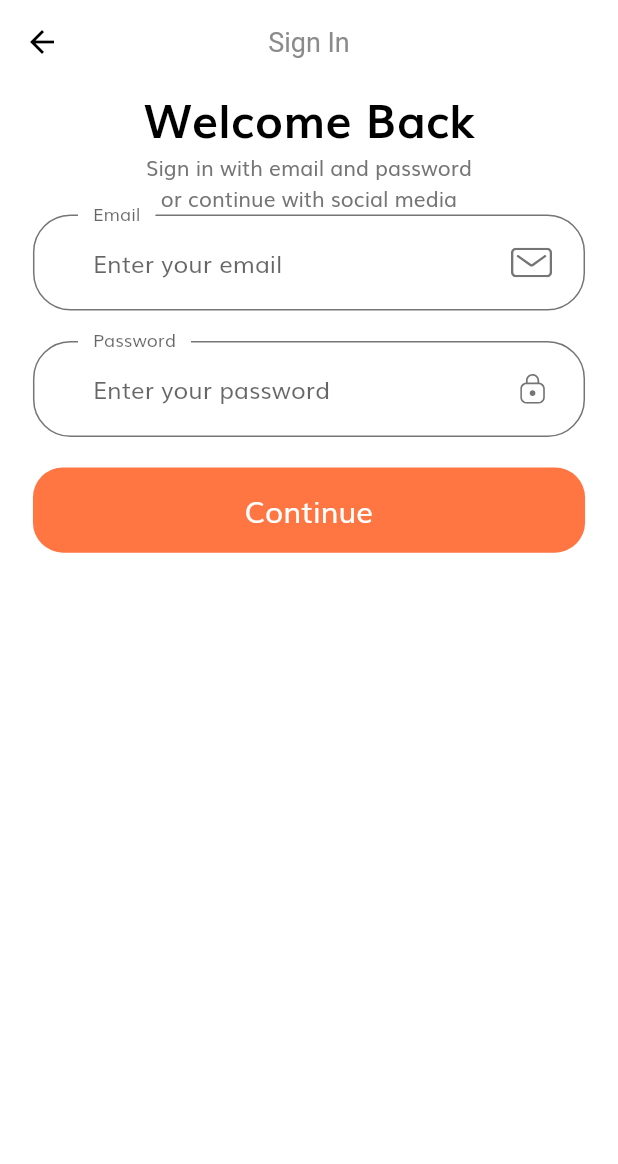
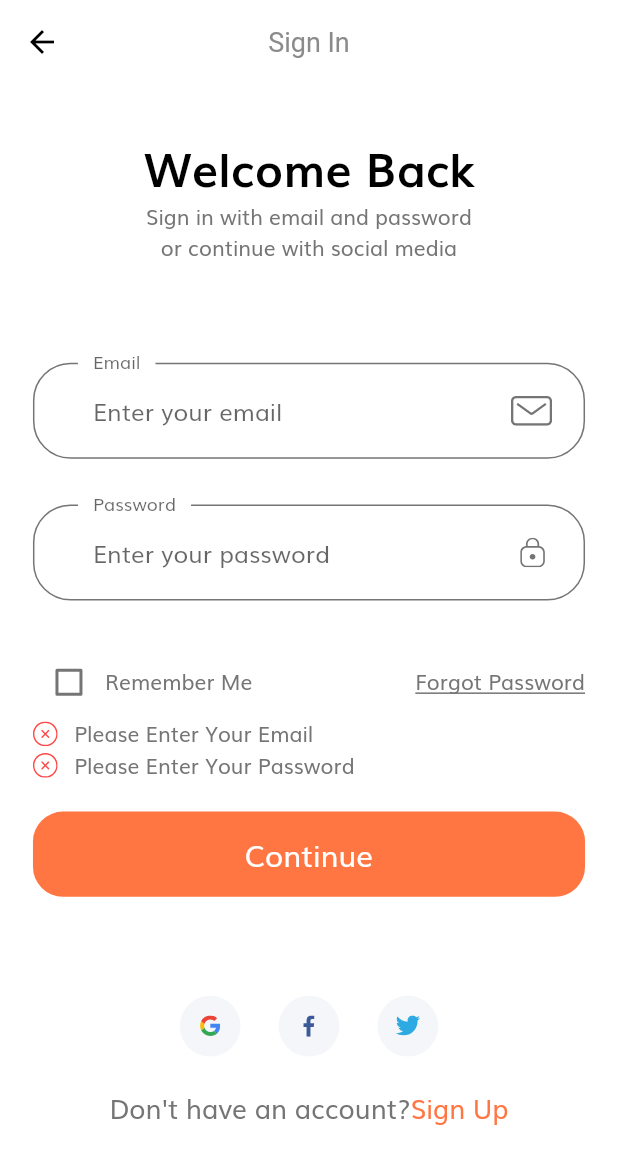
Before and after one commit to TejasPatel3300/flutter-ecommerce, a Flutter app: the SignInScreen screen opened by its route, after a tap on "Continue", on a phone screen of 412 x 824 dp. Shown: the top 1164 px of the screen. Run offline on Flutter 3.47's test engine with Material 2 defaults, Android fonts, the phone set to English and light mode, and no system bars; our stand-ins replace flutter_svg.

Commit message:
sign in page complete

```diff
--- /dev/null
+++ b/lib/components/form_error.dart
@@ -0,0 +1,35 @@
+import 'package:flutter/material.dart';
+import 'package:flutter_svg/flutter_svg.dart';
+
+import '../size_config.dart';
+
+class FormError extends StatelessWidget {
+  const FormError({
+    Key? key,
+    required this.errors,
+  }) : super(key: key);
+
+  final List<String> errors;
+
+  @override
+  Widget build(BuildContext context) {
+    return Column(
+      children: List.generate(
+          errors.length, (index) => formErrorText(error: errors[index])),
+    );
+  }
+
+  Row formErrorText({required String error}) {
+    return Row(
+      children: <Widget>[
+        SvgPicture.asset(
+          "assets/icons/Error.svg",
+          height: getProportionateScreenWidth(15),
+          width: getProportionateScreenWidth(15),
+        ),
+        SizedBox(width: getProportionateScreenWidth(10)),
+        Text(error),
+      ],
+    );
+  }
+}
--- /dev/null
+++ b/lib/components/no_account_text.dart
@@ -0,0 +1,35 @@
+import 'package:flutter/material.dart';
+import 'package:ecommerce/screens/forgot_password/forgot_password_screen.dart';
+
+import '../constants.dart';
+import '../size_config.dart';
+
+class NoAccoutntText extends StatelessWidget {
+  const NoAccoutntText({
+    Key? key,
+  }) : super(key: key);
+
+  @override
+  Widget build(BuildContext context) {
+    return Row(
+      mainAxisAlignment: MainAxisAlignment.center,
+      children: <Widget>[
+        Text(
+          "Don't have an account?",
+          style: TextStyle(fontSize: getProportionateScreenWidth(16)),
+        ),
+        GestureDetector(
+          onTap: () =>
+              Navigator.pushNamed(context, ForgotPasswordScreen.routeName),
+          child: Text(
+            "Sign Up",
+            style: TextStyle(
+              fontSize: getProportionateScreenWidth(16),
+              color: kPrimaryColor,
+            ),
+          ),
+        )
+      ],
+    );
+  }
+}
--- /dev/null
+++ b/lib/components/social_icon.dart
@@ -0,0 +1,33 @@
+import 'package:flutter/material.dart';
+import 'package:flutter_svg/flutter_svg.dart';
+
+import '../size_config.dart';
+
+class SocialIcon extends StatelessWidget {
+  final String icon;
+  final void Function() press;
+  const SocialIcon({
+    Key? key,
+    required this.icon,
+    required this.press,
+  }) : super(key: key);
+
+  @override
+  Widget build(BuildContext context) {
+    return GestureDetector(
+      onTap: press,
+      child: Container(
+        margin:
+            EdgeInsets.symmetric(horizontal: getProportionateScreenWidth(10)),
+        padding: EdgeInsets.all(getProportionateScreenWidth(12)),
+        height: getProportionateScreenHeight(40),
+        width: getProportionateScreenWidth(40),
+        decoration: BoxDecoration(
+          color: Color(0xFFF5F6F9),
+          shape: BoxShape.circle,
+        ),
+        child: SvgPicture.asset(icon),
+      ),
+    );
+  }
+}
--- a/lib/constants.dart
+++ b/lib/constants.dart
@@ -11,3 +11,11 @@ const kSecondaryColor = Color(0xFF979797);
 const kTextColor = Color(0xFF757575);
 
 const kAnimationDuration = Duration(milliseconds: 200);
+
+final RegExp emailValidatorRegExp =
+    RegExp(r"^[a-zA-Z0-9.]+@[a-zA-Z0-9]+\.[a-zA-Z]+");
+const String kEmailNullError = "Please Enter Your Email";
+const String kInvalidEmailError = "Please Enter Valid Email";
+const String kPassNullError = "Please Enter Your Password";
+const String kShortPassError = "Password is too short";
+const String kMatchPassError = "Passwords don't match";
--- a/lib/routes.dart
+++ b/lib/routes.dart
@@ -1,10 +1,12 @@
 import 'package:ecommerce/screens/sign_in/sign_in_screen.dart';
 import 'package:ecommerce/screens/splash/splash_screen.dart';
 import 'package:flutter/widgets.dart';
+import 'package:ecommerce/screens/forgot_password/forgot_password_screen.dart';
 
 // using named routes
 // all of the routes will be available here
 final Map<String, WidgetBuilder> routes = {
   SplashScreen.routeName: (context) => SplashScreen(),
   SignInScreen.routeName: (context) => SignInScreen(),
+  ForgotPasswordScreen.routeName: (context) => ForgotPasswordScreen(),
 };
--- /dev/null
+++ b/lib/screens/forgot_password/components/body.dart
@@ -0,0 +1,8 @@
+import 'package:flutter/material.dart';
+
+class Body extends StatelessWidget {
+  @override
+  Widget build(BuildContext context) {
+    return Container();
+  }
+}
--- /dev/null
+++ b/lib/screens/forgot_password/forgot_password_screen.dart
@@ -0,0 +1,14 @@
+import 'package:flutter/material.dart';
+
+class ForgotPasswordScreen extends StatelessWidget {
+  static String routeName = "/forgot_password";
+  @override
+  Widget build(BuildContext context) {
+    return Scaffold(
+      appBar: AppBar(
+        title: Text("Forgot Password"),
+        centerTitle: true,
+      ),
+    );
+  }
+}
--- a/lib/screens/sign_in/components/body.dart
+++ b/lib/screens/sign_in/components/body.dart
@@ -1,7 +1,9 @@
-import 'package:ecommerce/components/custom_suffix_icon.dart';
-import 'package:ecommerce/components/default_button.dart';
 import 'package:ecommerce/size_config.dart';
 import 'package:flutter/material.dart';
+import '../../../components/no_account_text.dart';
+
+import 'sign_in_form.dart';
+import '../../../components/social_icon.dart';
 
 class Body extends StatelessWidget {
   @override
@@ -12,8 +14,10 @@ class Body extends StatelessWidget {
         child: Padding(
           padding:
               EdgeInsets.symmetric(horizontal: getProportionateScreenWidth(20)),
+          child: SingleChildScrollView(
             child: Column(
               children: <Widget>[
+                SizedBox(height: SizeConfig.screenHeight * 0.04),
                 Text(
                   "Welcome Back",
                   style: TextStyle(
@@ -26,62 +30,33 @@ class Body extends StatelessWidget {
                   "Sign in with email and password \nor continue with social media",
                   textAlign: TextAlign.center,
                 ),
+                SizedBox(height: SizeConfig.screenHeight * 0.08),
                 SignInForm(),
+                SizedBox(height: SizeConfig.screenHeight * 0.08),
+                Row(
+                  mainAxisAlignment: MainAxisAlignment.center,
+                  children: <Widget>[
+                    SocialIcon(
+                      icon: "assets/icons/google-icon.svg",
+                      press: () {},
+                    ),
+                    SocialIcon(
+                      icon: "assets/icons/facebook-2.svg",
+                      press: () {},
+                    ),
+                    SocialIcon(
+                      icon: "assets/icons/twitter.svg",
+                      press: () {},
+                    ),
                   ],
+                ),
+                SizedBox(height: getProportionateScreenHeight(20)),
+                NoAccoutntText(),
+              ],
+            ),
           ),
         ),
       ),
     );
   }
 }
-
-class SignInForm extends StatefulWidget {
-  @override
-  _SignInFormState createState() => _SignInFormState();
-}
-
-class _SignInFormState extends State<SignInForm> {
-  final _formKey = GlobalKey<FormState>();
-  final List<String> errors = [];
-
-  @override
-  Widget build(BuildContext context) {
-    return Form(
-      key: _formKey,
-      child: Column(
-        children: <Widget>[
-          buildEmailFormField(),
-          SizedBox(height: getProportionateScreenHeight(20)),
-          buildPasswordFormField(),
-          SizedBox(height: getProportionateScreenHeight(20)),
-          DefaultButton(text: "Continue", press: () {}),
-        ],
-      ),
-    );
-  }
-
-  TextFormField buildPasswordFormField() {
-    return TextFormField(
-      keyboardType: TextInputType.emailAddress,
-      obscureText: true,
-      decoration: InputDecoration(
-        labelText: "Password",
-        hintText: "Enter your password",
-        floatingLabelBehavior: FloatingLabelBehavior.always,
-        suffixIcon: CustomSuffixIcon(svgIcon: "assets/icons/Lock.svg"),
-      ),
-    );
-  }
-
-  TextFormField buildEmailFormField() {
-    return TextFormField(
-      keyboardType: TextInputType.emailAddress,
-      decoration: InputDecoration(
-        labelText: "Email",
-        hintText: "Enter your email",
-        floatingLabelBehavior: FloatingLabelBehavior.always,
-        suffixIcon: CustomSuffixIcon(svgIcon: "assets/icons/Mail.svg"),
-      ),
-    );
-  }
-}
--- /dev/null
+++ b/lib/screens/sign_in/components/sign_in_form.dart
@@ -0,0 +1,143 @@
+import 'package:ecommerce/components/custom_suffix_icon.dart';
+import 'package:ecommerce/components/default_button.dart';
+import 'package:flutter/material.dart';
+
+import '../../../constants.dart';
+import '../../../size_config.dart';
+import '../../../components/form_error.dart';
+
+class SignInForm extends StatefulWidget {
+  @override
+  _SignInFormState createState() => _SignInFormState();
+}
+
+class _SignInFormState extends State<SignInForm> {
+  final _formKey = GlobalKey<FormState>();
+  final List<String> errors = [];
+  String email = ""; // initialized to avoid errors
+  String password = ""; // initialized to avoid errors
+  bool remember = false;
+
+  @override
+  Widget build(BuildContext context) {
+    return Form(
+      key: _formKey,
+      child: Column(
+        children: <Widget>[
+          buildEmailFormField(),
+          SizedBox(height: getProportionateScreenHeight(30)),
+          buildPasswordFormField(),
+          SizedBox(height: getProportionateScreenHeight(30)),
+          Row(
+            children: <Widget>[
+              Checkbox(
+                value: remember,
+                activeColor: kPrimaryColor,
+                onChanged: (value) {
+                  setState(() {
+                    remember = value!;
+                  });
+                },
+              ),
+              Text("Remember Me"),
+              Spacer(),
+              Text(
+                "Forgot Password",
+                style: TextStyle(decoration: TextDecoration.underline),
+              ),
+            ],
+          ),
+          FormError(errors: errors),
+          SizedBox(height: getProportionateScreenHeight(20)),
+          DefaultButton(
+            text: "Continue",
+            press: () {
+              if (_formKey.currentState!.validate()) {
+                _formKey.currentState!.save();
+              }
+            },
+          ),
+        ],
+      ),
+    );
+  }
+
+  TextFormField buildPasswordFormField() {
+    return TextFormField(
+      keyboardType: TextInputType.emailAddress,
+      obscureText: true,
+      onSaved: (newValue) => password = newValue!,
+      onChanged: (value) {
+        if ((value.isNotEmpty) && errors.contains(kPassNullError)) {
+          setState(() {
+            errors.remove(kPassNullError);
+          });
+        } else if (value.length >= 8 && errors.contains(kShortPassError)) {
+          setState(() {
+            errors.remove(kShortPassError);
+          });
+        }
+        return null;
+      },
+      validator: (value) {
+        if ((value == null || value.isEmpty) &&
+            !errors.contains(kPassNullError)) {
+          setState(() {
+            errors.add(kPassNullError);
+          });
+        } else if (value!.length < 8 && !errors.contains(kShortPassError)) {
+          setState(() {
+            errors.add(kShortPassError);
+          });
+        }
+        return null;
+      },
+      decoration: InputDecoration(
+        labelText: "Password",
+        hintText: "Enter your password",
+        floatingLabelBehavior: FloatingLabelBehavior.always,
+        suffixIcon: CustomSuffixIcon(svgIcon: "assets/icons/Lock.svg"),
+      ),
+    );
+  }
+
+  TextFormField buildEmailFormField() {
+    return TextFormField(
+      keyboardType: TextInputType.emailAddress,
+      onSaved: (newValue) => email = newValue!,
+      onChanged: (value) {
+        if (value.isNotEmpty && errors.contains(kEmailNullError)) {
+          setState(() {
+            errors.remove(kEmailNullError);
+          });
+        } else if (emailValidatorRegExp.hasMatch(value) &&
+            errors.contains(kInvalidEmailError)) {
+          setState(() {
+            errors.remove(kInvalidEmailError);
+          });
+        }
+        return null;
+      },
+      validator: (value) {
+        if ((value == null || value.isEmpty) &&
+            !errors.contains(kEmailNullError)) {
+          setState(() {
+            errors.add(kEmailNullError);
+          });
+        } else if (!emailValidatorRegExp.hasMatch(value!) &&
+            !errors.contains(kInvalidEmailError)) {
+          setState(() {
+            errors.add(kInvalidEmailError);
+          });
+        }
+        return null;
+      },
+      decoration: InputDecoration(
+        labelText: "Email",
+        hintText: "Enter your email",
+        floatingLabelBehavior: FloatingLabelBehavior.always,
+        suffixIcon: CustomSuffixIcon(svgIcon: "assets/icons/Mail.svg"),
+      ),
+    );
+  }
+}
```
Lines whose indentation alone changed are shown as unchanged.
